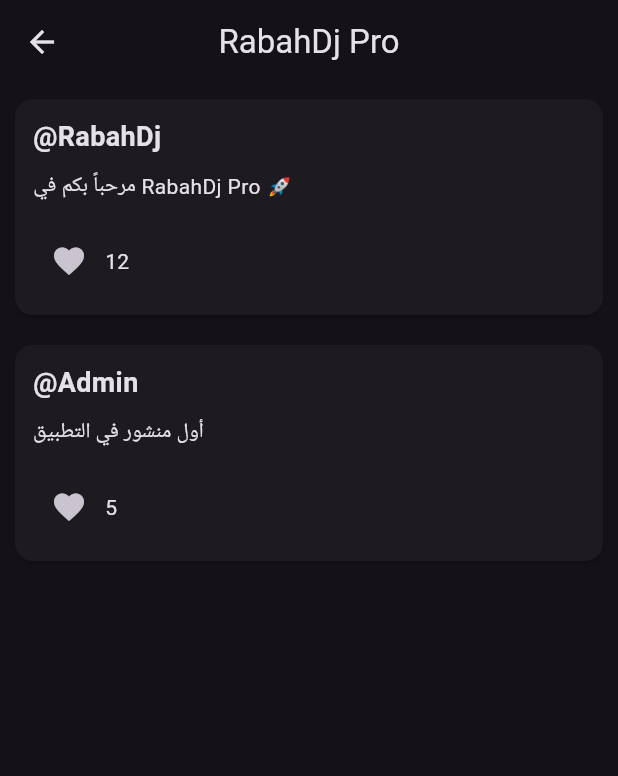
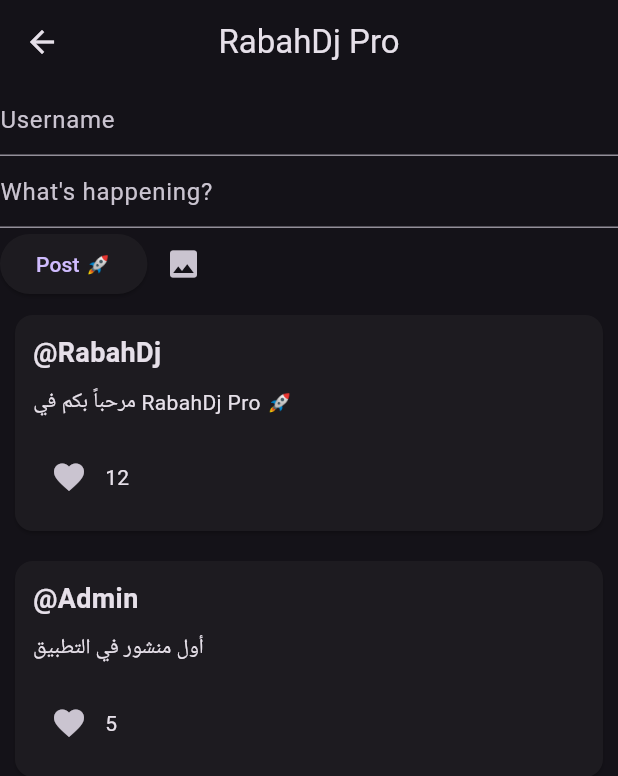
Before and after one commit to drhassimac-afk/Rabah-Dj, a Flutter app: the HomeScreen screen opened directly, on a phone screen of 412 x 824 dp. Shown: the top 776 px of the screen. Run offline on Flutter 3.47's test engine with Material 3 defaults, Android fonts, the phone set to English and light mode, and no system bars; our stand-ins replace image_picker, sqflite; accounts and stored records are empty.

```diff
--- a/lib/screens/home.dart
+++ b/lib/screens/home.dart
@@ -1,4 +1,6 @@
+import 'dart:io';
 import 'package:flutter/material.dart';
+import 'package:image_picker/image_picker.dart';
 
 class HomeScreen extends StatefulWidget {
   const HomeScreen({super.key});
@@ -8,18 +10,53 @@ State<HomeScreen> createState() => _HomeScreenState();
 }
 
 class _HomeScreenState extends State<HomeScreen> {
-final List<Map<String, dynamic>> posts = [
+
+  final ImagePicker picker = ImagePicker();
+  XFile? selectedImage;
+
+  final usernameCtrl = TextEditingController();
+  final contentCtrl = TextEditingController();
+
+  List<Map<String, dynamic>> posts = [
     {
       "user": "RabahDj",
       "text": "مرحباً بكم في RabahDj Pro 🚀",
       "likes": 12,
+      "image": null,
     },
     {
       "user": "Admin",
       "text": "أول منشور في التطبيق",
       "likes": 5,
+      "image": null,
     }
   ];
+
+  void addPost() {
+    if (contentCtrl.text.isEmpty && selectedImage == null) return;
+
+    setState(() {
+      posts.insert(0, {
+        "user": usernameCtrl.text.isEmpty ? "RabahDj" : usernameCtrl.text,
+        "text": contentCtrl.text,
+        "image": selectedImage?.path,
+        "likes": 0,
+      });
+    });
+
+    contentCtrl.clear();
+    selectedImage = null;
+  }
+
+  Future<void> pickImage() async {
+    final image = await picker.pickImage(source: ImageSource.gallery);
+
+    if (image != null) {
+      setState(() {
+        selectedImage = image;
+      });
+    }
+  }
 
   @override
   Widget build(BuildContext context) {
@@ -28,9 +65,44 @@ appBar: AppBar(
         title: const Text("RabahDj Pro"),
         centerTitle: true,
       ),
-body: ListView.builder(
+
+      body: Column(
+        children: [
+
+          TextField(
+            controller: usernameCtrl,
+            decoration: const InputDecoration(
+              hintText: "Username",
+            ),
+          ),
+
+          TextField(
+            controller: contentCtrl,
+            decoration: const InputDecoration(
+              hintText: "What's happening?",
+            ),
+          ),
+
+          Row(
+            children: [
+              ElevatedButton(
+                onPressed: addPost,
+                child: const Text("Post 🚀"),
+              ),
+
+              IconButton(
+                onPressed: pickImage,
+                icon: const Icon(Icons.image),
+              ),
+            ],
+          ),
+
+          Expanded(
+            child: ListView.builder(
               itemCount: posts.length,
               itemBuilder: (context, index) {
+                final post = posts[index];
+
                 return Card(
                   margin: const EdgeInsets.all(10),
                   child: Padding(
@@ -38,27 +110,36 @@ padding: const EdgeInsets.all(12),
                     child: Column(
                       crossAxisAlignment: CrossAxisAlignment.start,
                       children: [
+
                         Text(
-"@${posts[index]["user"]}",
+                          "@${post["user"]}",
                           style: const TextStyle(
                             fontWeight: FontWeight.bold,
                             fontSize: 18,
                           ),
                         ),
+
                         const SizedBox(height: 10),
-Text(posts[index]["text"]),
+
+                        Text(post["text"]),
+
+                        if (post["image"] != null)
+                          Image.file(File(post["image"])),
+
                         const SizedBox(height: 15),
+
                         Row(
                           children: [
                             IconButton(
                               icon: const Icon(Icons.favorite),
                               onPressed: () {
                                 setState(() {
-posts[index]["likes"]++;
+                                  post["likes"]++;
                                 });
                               },
                             ),
-Text(posts[index]["likes"].toString()),
+
+                            Text(post["likes"].toString()),
                           ],
                         ),
                       ],
@@ -67,6 +148,9 @@ Text(posts[index]["likes"].toString()),
                 );
               },
             ),
+          ),
+        ],
+      ),
     );
   }
 }
--- a/pubspec.yaml
+++ b/pubspec.yaml
@@ -11,6 +11,10 @@ sdk: ">=3.0.0 <4.0.0"
 dependencies:
 flutter:
 sdk: flutter
+image_picker: ^1.0.7
+sqflite: ^2.3.3
+path: ^1.9.0
+
 
 flutter:
 uses-material-design: true
```
Also changed, not shown: lib/services/database_service.dart (added, +33 -0 lines). Lines whose indentation alone changed are shown as unchanged.
